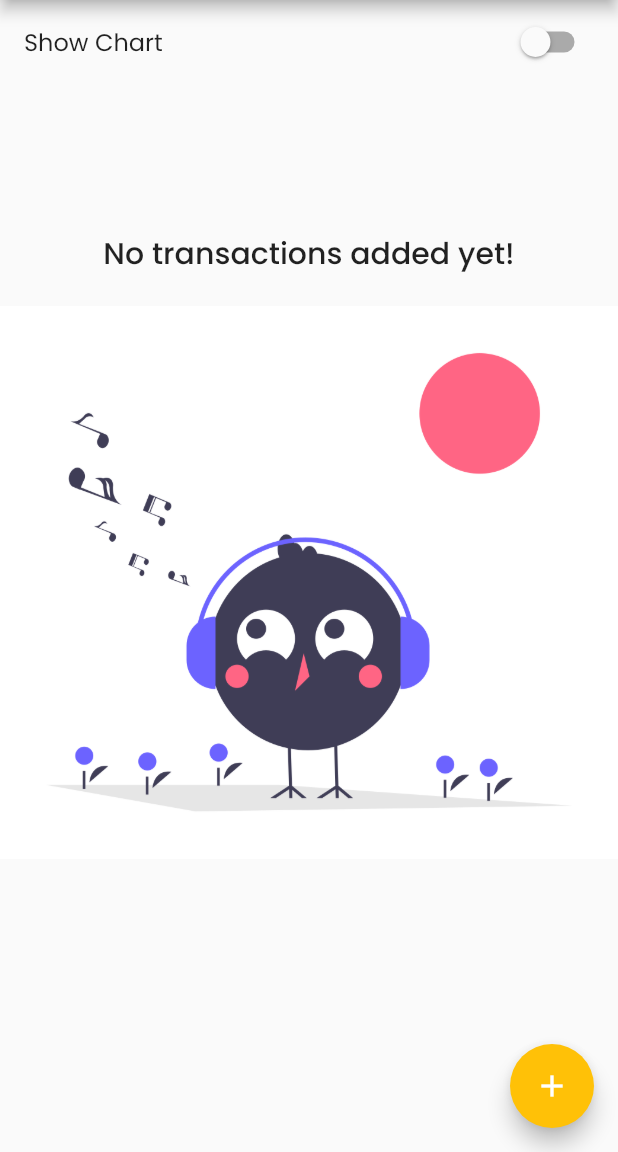
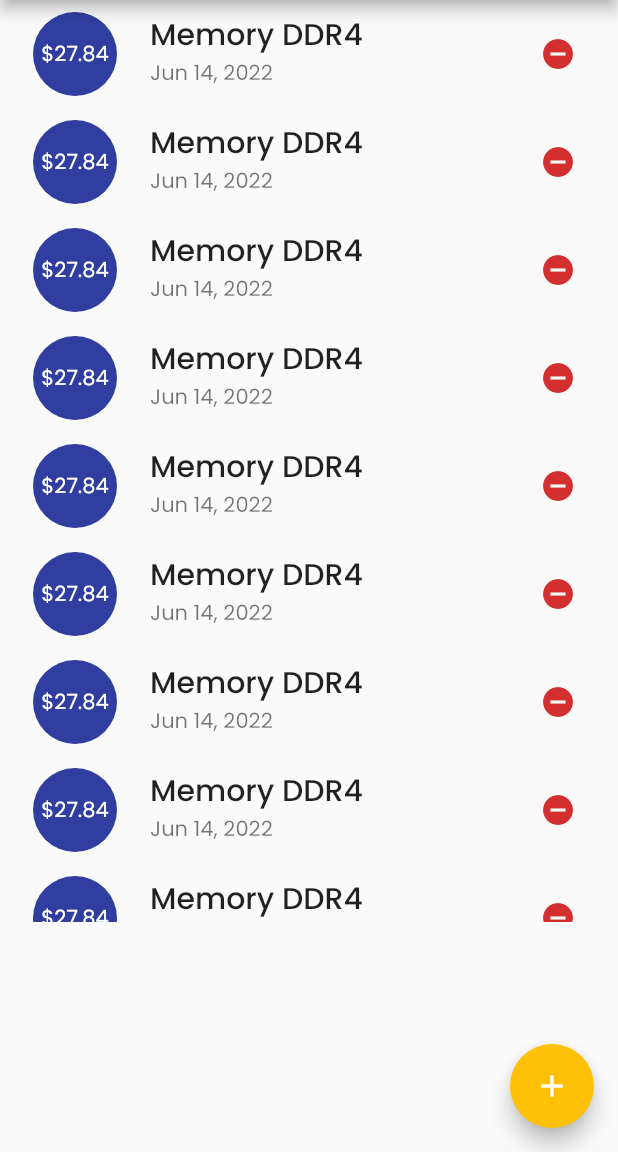
Before and after one commit to abdellatif-laghjaj/personal_expenses_app, a Flutter app: the screen it shows after launch, on a phone screen of 412 x 824 dp, the part 84-1236 px from its top. Run offline on Flutter 3.47's test engine with Material 2 defaults, Android fonts, the phone set to English and light mode, and no system bars.

Commit message:
full responsive design

```diff
--- a/lib/main.dart
+++ b/lib/main.dart
@@ -44,66 +44,66 @@ class MyHomePage extends StatefulWidget {
 class _MyHomePageState extends State<MyHomePage> {
   bool _showChart = false;
   final List<Transaction> _userTransactions = [
-    // Transaction(
-    //   id: "t1",
-    //   title: "Memory DDR4",
-    //   amount: 27.84,
-    //   date: DateTime.now(),
-    // ),
-    // Transaction(
-    //   id: "t2",
-    //   title: "Memory DDR4",
-    //   amount: 27.84,
-    //   date: DateTime.now(),
-    // ),
-    // Transaction(
-    //   id: "t3",
-    //   title: "Memory DDR4",
-    //   amount: 27.84,
-    //   date: DateTime.now(),
-    // ),
-    // Transaction(
-    //   id: "t4",
-    //   title: "Memory DDR4",
-    //   amount: 27.84,
-    //   date: DateTime.now(),
-    // ),
-    // Transaction(
-    //   id: "t5",
-    //   title: "Memory DDR4",
-    //   amount: 27.84,
-    //   date: DateTime.now(),
-    // ),
-    // Transaction(
-    //   id: "t6",
-    //   title: "Memory DDR4",
-    //   amount: 27.84,
-    //   date: DateTime.now(),
-    // ),
-    // Transaction(
-    //   id: "t7",
-    //   title: "Memory DDR4",
-    //   amount: 27.84,
-    //   date: DateTime.now(),
-    // ),
-    // Transaction(
-    //   id: "t8",
-    //   title: "Memory DDR4",
-    //   amount: 27.84,
-    //   date: DateTime.now(),
-    // ),
-    // Transaction(
-    //   id: "t9",
-    //   title: "Memory DDR4",
-    //   amount: 27.84,
-    //   date: DateTime.now(),
-    // ),
-    // Transaction(
-    //   id: "t10",
-    //   title: "Memory DDR4",
-    //   amount: 27.84,
-    //   date: DateTime.now(),
-    // ),
+    Transaction(
+      id: "t1",
+      title: "Memory DDR4",
+      amount: 27.84,
+      date: DateTime.now(),
+    ),
+    Transaction(
+      id: "t2",
+      title: "Memory DDR4",
+      amount: 27.84,
+      date: DateTime.now(),
+    ),
+    Transaction(
+      id: "t3",
+      title: "Memory DDR4",
+      amount: 27.84,
+      date: DateTime.now(),
+    ),
+    Transaction(
+      id: "t4",
+      title: "Memory DDR4",
+      amount: 27.84,
+      date: DateTime.now(),
+    ),
+    Transaction(
+      id: "t5",
+      title: "Memory DDR4",
+      amount: 27.84,
+      date: DateTime.now(),
+    ),
+    Transaction(
+      id: "t6",
+      title: "Memory DDR4",
+      amount: 27.84,
+      date: DateTime.now(),
+    ),
+    Transaction(
+      id: "t7",
+      title: "Memory DDR4",
+      amount: 27.84,
+      date: DateTime.now(),
+    ),
+    Transaction(
+      id: "t8",
+      title: "Memory DDR4",
+      amount: 27.84,
+      date: DateTime.now(),
+    ),
+    Transaction(
+      id: "t9",
+      title: "Memory DDR4",
+      amount: 27.84,
+      date: DateTime.now(),
+    ),
+    Transaction(
+      id: "t10",
+      title: "Memory DDR4",
+      amount: 27.84,
+      date: DateTime.now(),
+    ),
   ];
 
   List<Transaction> get _recentTransactions {
@@ -152,6 +152,8 @@ class _MyHomePageState extends State<MyHomePage> {
 
   @override
   Widget build(BuildContext context) {
+    final _isLandscape =
+        MediaQuery.of(context).orientation == Orientation.landscape;
     final appBar = AppBar(
       title: Text('Personal Expenses'),
       actions: [
@@ -161,6 +163,13 @@ class _MyHomePageState extends State<MyHomePage> {
         ),
       ],
     );
+    final txListWidget = Container(
+      height: (MediaQuery.of(context).size.height -
+              appBar.preferredSize.height -
+              MediaQuery.of(context).padding.top) *
+          0.8,
+      child: TransactionList(_userTransactions, _deleteTransaction),
+    );
     return Scaffold(
       appBar: appBar,
       body: SingleChildScrollView(
@@ -168,6 +177,7 @@ class _MyHomePageState extends State<MyHomePage> {
           mainAxisAlignment: MainAxisAlignment.start,
           crossAxisAlignment: CrossAxisAlignment.stretch,
           children: [
+            if (_isLandscape)
               SwitchListTile(
                 title: Text('Show Chart'),
                 value: _showChart,
@@ -186,14 +196,7 @@ class _MyHomePageState extends State<MyHomePage> {
                         0.7,
                     child: Chart(_recentTransactions),
                   )
-                : Container(
-                    height: (MediaQuery.of(context).size.height -
-                            appBar.preferredSize.height -
-                            MediaQuery.of(context).padding.top) *
-                        0.8,
-                    child:
-                        TransactionList(_userTransactions, _deleteTransaction),
-                  ),
+                : txListWidget,
           ],
         ),
       ),
```
Lines whose indentation alone changed are shown as unchanged.
